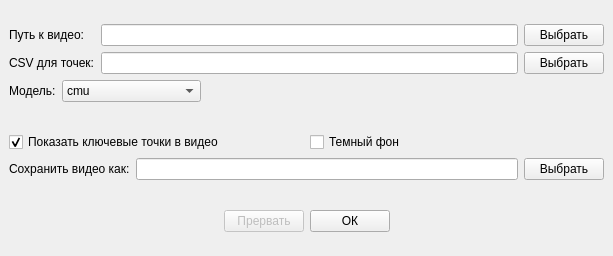
Qt form design.ui (AlgieParvin/openpose-gui) before a commit.
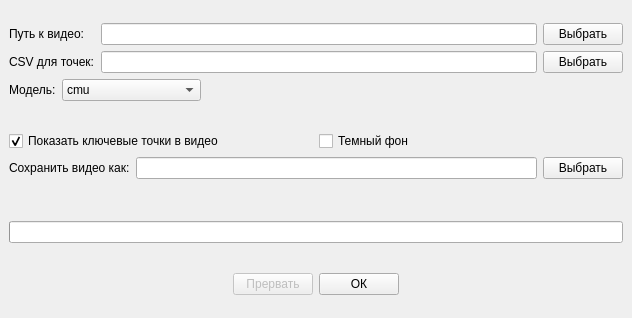
The same form after that commit.

Commit message: Added: progress bar for processing video

The edit to the form file:
```diff
--- a/design.ui
+++ b/design.ui
@@ -6,8 +6,8 @@
    <rect>
     <x>0</x>
     <y>0</y>
-    <width>613</width>
-    <height>256</height>
+    <width>632</width>
+    <height>318</height>
    </rect>
   </property>
   <property name="windowTitle">
@@ -16,7 +16,7 @@
   <widget class="QWidget" name="centralwidget">
    <layout class="QVBoxLayout" name="verticalLayout_2">
     <item>
-     <layout class="QVBoxLayout" name="verticalLayout" stretch="1,0,0,0,1">
+     <layout class="QVBoxLayout" name="verticalLayout" stretch="1,0,0,0,0,0">
       <item>
        <layout class="QGridLayout" name="gridLayout" columnstretch="0,7,1,1,1">
         <item row="0" column="0">
@@ -149,6 +149,9 @@
       </item>
       <item>
        <layout class="QHBoxLayout" name="horizontalLayout_4">
+        <property name="bottomMargin">
+         <number>36</number>
+        </property>
         <item>
          <widget class="QLabel" name="label_4">
           <property name="text">
@@ -168,6 +171,19 @@
         </item>
        </layout>
       </item>
+      <item>
+       <widget class="QProgressBar" name="progress_bar">
+        <property name="value">
+         <number>0</number>
+        </property>
+        <property name="textVisible">
+         <bool>false</bool>
+        </property>
+        <property name="format">
+         <string>%p%</string>
+        </property>
+       </widget>
+      </item>
       <item>
        <layout class="QHBoxLayout" name="horizontalLayout" stretch="0,0,0,0">
         <property name="topMargin">
```
Left out of the diff: 2 changed lines with no effect on the pictures. The commit also changes 3 other files.
